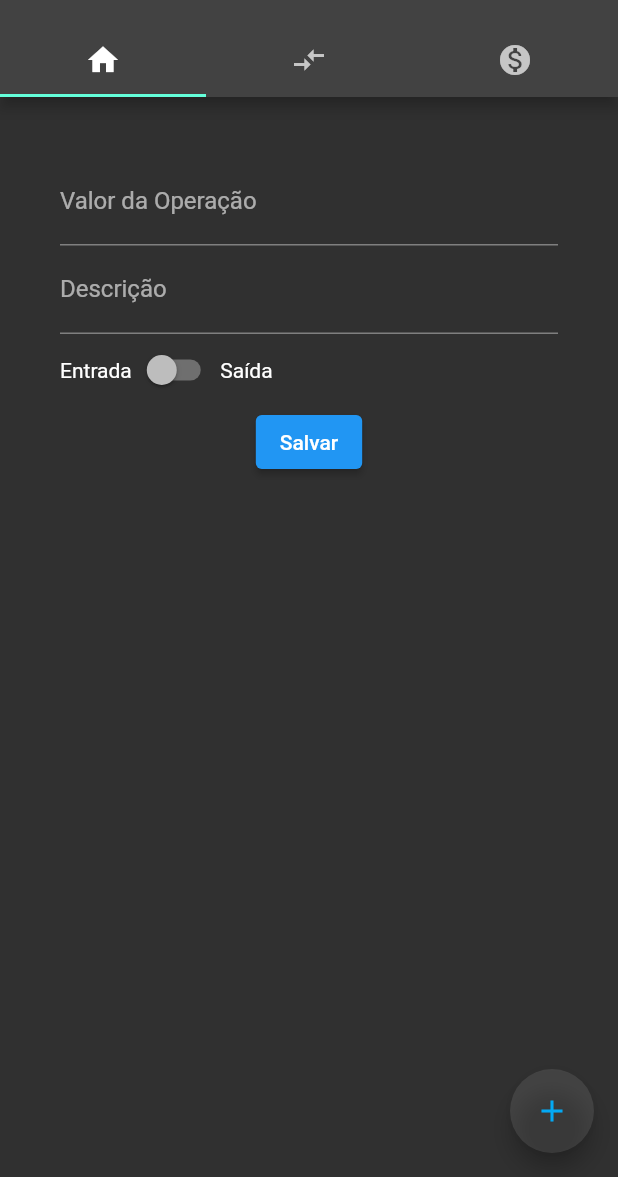
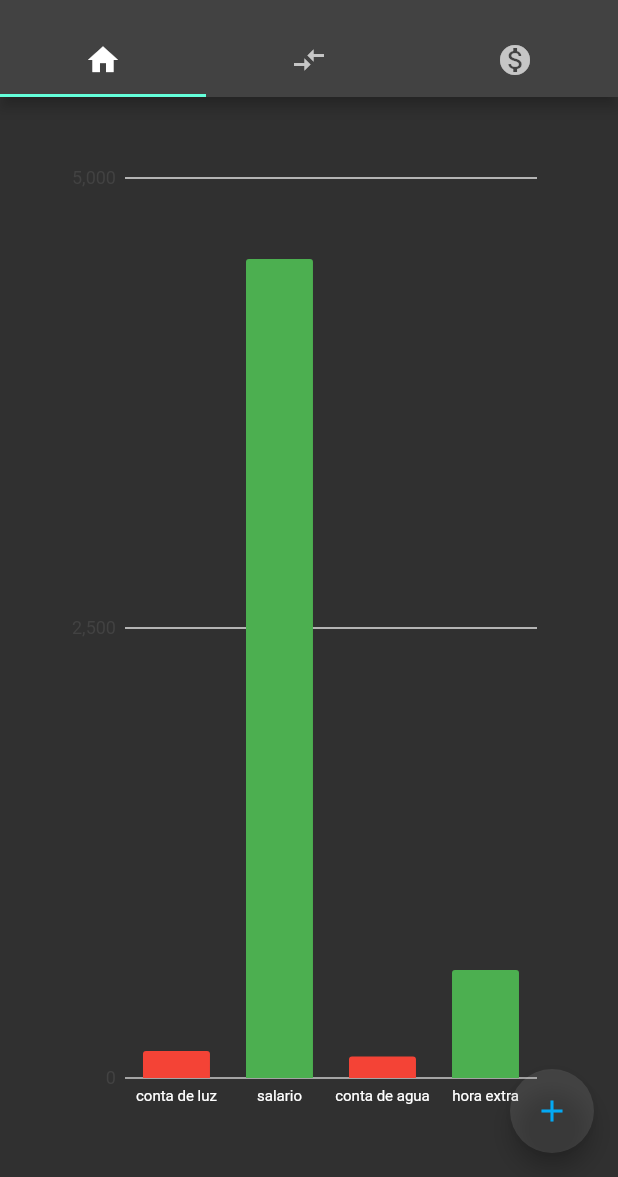
Before and after one commit to FischerRobson/traveler-wallet, a Flutter app: the screen it shows after launch, on a phone screen of 412 x 824 dp, the part 59-1236 px from its top. Run offline on Flutter 3.47's test engine with Material 2 defaults, Android fonts, the phone set to English and light mode, and no system bars; our stand-ins replace charts_flutter.

Commit message:
first screen refactor to show charts

```diff
--- /dev/null
+++ b/lib/components/operation_series.dart
@@ -0,0 +1,17 @@
+import 'package:charts_flutter/flutter.dart' as charts;
+import 'package:flutter/material.dart';
+
+class OperationSeries {
+  final String name;
+  final int valor;
+  final bool isEntry;
+  charts.Color barColor;
+
+  OperationSeries(
+     this.name,
+     this.valor,
+     this.isEntry,
+  ): barColor = isEntry ? charts.ColorUtil.fromDartColor(Colors.green) : charts.ColorUtil.fromDartColor(Colors.red);
+
+
+}
--- a/lib/main.dart
+++ b/lib/main.dart
@@ -49,7 +49,7 @@ class _MyHomePageState extends State<MyHomePage> {
           Tab(icon: Icon(Icons.monetization_on))
         ]),
       ),
-      body: TabBarView(children: [
+      body: const TabBarView(children: [
         HomeScreen(),
         OperationsScreen(),
         PricesScreen(),
--- a/lib/screens/home.dart
+++ b/lib/screens/home.dart
@@ -1,5 +1,7 @@
 import 'package:flutter/cupertino.dart';
 import 'package:flutter/material.dart';
+import 'package:charts_flutter/flutter.dart' as charts;
+import 'package:flutter_example/components/operation_series.dart';
 
 class HomeScreen extends StatefulWidget {
   const HomeScreen({super.key});
@@ -21,57 +23,85 @@ class _HomeScreenState extends State<HomeScreen> {
 
   @override
   Widget build(BuildContext context) {
+
+    final List<OperationSeries> data = [
+      OperationSeries("conta de luz", 150, false),
+      OperationSeries("salario", 4550, true),
+      OperationSeries("conta de agua", 120, false),
+      OperationSeries("hora extra", 600, true),
+    ];
+
+    List<charts.Series<OperationSeries, String>> series = [
+      charts.Series(
+          id: "operations",
+          data: data,
+          domainFn: (OperationSeries series, _) => series.name,
+          measureFn: (OperationSeries series, _) => series.valor,
+          colorFn: (OperationSeries series, _) => series.barColor
+      )
+    ];
+
     return Container(
       padding: const EdgeInsets.all(40),
-      child: Form(
-        key: _formKey,
-        child: Column(
-          children: [
-            TextFormField(
-              keyboardType: const TextInputType.numberWithOptions(
-                  decimal: true),
-              validator: (String? inValue) {
-                if (inValue != null) {
-                  if (double.parse(inValue) <= 0.0) {
-                    return "Valor inválido!";
-                  }
-                }
-                return null;
-              },
-              decoration: const InputDecoration(
-                hintText: "00.0",
-                labelText: "Valor da Operação",
-              ),
+      // child: Form(
+      //   key: _formKey,
+      //   child: Column(
+      //     children: [
+      //       TextFormField(
+      //         keyboardType: const TextInputType.numberWithOptions(
+      //             decimal: true),
+      //         validator: (String? inValue) {
+      //           if (inValue != null) {
+      //             if (double.parse(inValue) <= 0.0) {
+      //               return "Valor inválido!";
+      //             }
+      //           }
+      //           return null;
+      //         },
+      //         decoration: const InputDecoration(
+      //           hintText: "00.0",
+      //           labelText: "Valor da Operação",
+      //         ),
+      //       ),
+      //       TextFormField(
+      //         keyboardType: TextInputType.multiline,
+      //         validator: (String? inValue) {
+      //           if (inValue != null) {
+      //             if (inValue.length < 3) {
+      //               return "Adicione uma descrição mais detalhada!";
+      //             }
+      //           }
+      //           return null;
+      //         },
+      //         decoration: const InputDecoration(
+      //           hintText: "Conta de luz",
+      //           labelText: "Descrição",
+      //         ),
+      //       ),
+      //       Row(children: [
+      //         const Text("Entrada"),
+      //         Switch(value: _isEntry, onChanged: (bool inValue) {
+      //           handleIsEntry(inValue);
+      //         }),
+      //         const Text("Saída"),
+      //       ]),
+      //       ElevatedButton(onPressed: () {
+      //         if (_formKey.currentState!.validate()) {
+      //           _formKey.currentState!.save();
+      //         }
+      //       }, child: const Text("Salvar"))
+      //     ],
+      //   ),
+      // ),
+      child: Expanded(
+        child: charts.BarChart(series, animate: true, domainAxis: const charts.OrdinalAxisSpec(
+          renderSpec: charts.SmallTickRendererSpec(
+            labelStyle: charts.TextStyleSpec(
+                fontSize: 10, // size in Pts.
+                color: charts.MaterialPalette.white
             ),
-            TextFormField(
-              keyboardType: TextInputType.multiline,
-              validator: (String? inValue) {
-                if (inValue != null) {
-                  if (inValue.length < 3) {
-                    return "Adicione uma descrição mais detalhada!";
-                  }
-                }
-                return null;
-              },
-              decoration: const InputDecoration(
-                hintText: "Conta de luz",
-                labelText: "Descrição",
-              ),
-            ),
-            Row(children: [
-              const Text("Entrada"),
-              Switch(value: _isEntry, onChanged: (bool inValue) {
-                handleIsEntry(inValue);
-              }),
-              const Text("Saída"),
-            ]),
-            ElevatedButton(onPressed: () {
-              if (_formKey.currentState!.validate()) {
-                _formKey.currentState!.save();
-              }
-            }, child: const Text("Salvar"))
-          ],
-        ),
+          )
+        ),),
       ),
     );
   }
--- a/pubspec.yaml
+++ b/pubspec.yaml
@@ -45,6 +45,7 @@ dev_dependencies:
   # package. See that file for information about deactivating specific lint
   # rules and activating additional ones.
   flutter_lints: ^2.0.0
+  charts_flutter: ^0.11.0
 
 # For information on the generic Dart part of this file, see the
 # following page: https://dart.dev/tools/pub/pubspec
```
Also changed, not shown: pubspec.lock.
